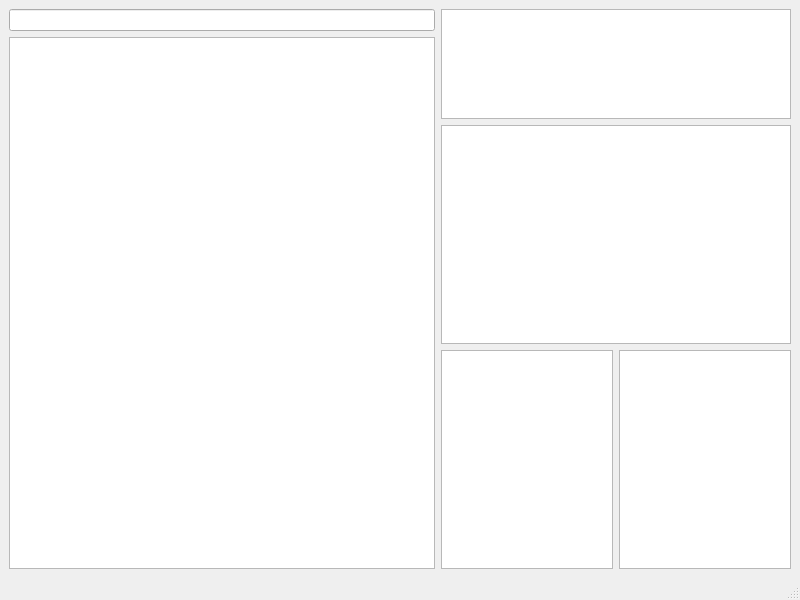
Old version of the form lexiconedit.ui in the repository adamb924/Gloss.
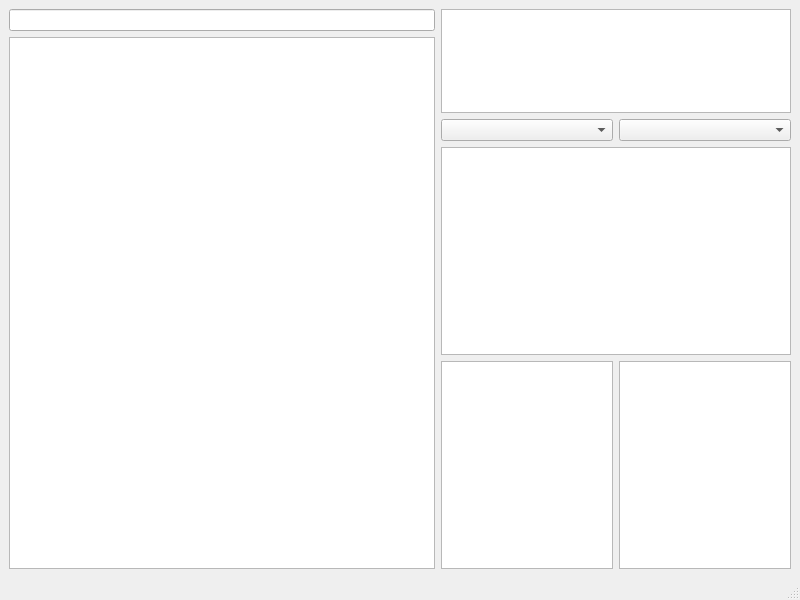
New version of the form. Custom widgets are drawn as their Qt base class.

Commit message: Removed an old hack in displaying morphological analyses in the lexicon edit.

Patch:
```diff
--- a/lexiconedit.ui
+++ b/lexiconedit.ui
@@ -49,7 +49,7 @@
      </layout>
     </item>
     <item>
-     <layout class="QVBoxLayout" name="verticalLayout_3" stretch="1,2,2">
+     <layout class="QVBoxLayout" name="verticalLayout_3" stretch="1,0,2,2">
       <item>
        <widget class="QTableView" name="allomorphTable">
         <property name="sizePolicy">
@@ -72,6 +72,24 @@
         </attribute>
        </widget>
       </item>
+      <item>
+       <layout class="QHBoxLayout" name="horizontalLayout_2">
+        <item>
+         <widget class="WritingSystemCombo" name="textWSCombo">
+          <property name="toolTip">
+           <string>Text Form Writing System</string>
+          </property>
+         </widget>
+        </item>
+        <item>
+         <widget class="WritingSystemCombo" name="glossWSCombo">
+          <property name="toolTip">
+           <string>Gloss Writing System</string>
+          </property>
+         </widget>
+        </item>
+       </layout>
+      </item>
       <item>
        <widget class="QTableView" name="analysisTable">
         <property name="sizePolicy">
@@ -169,6 +187,11 @@
    <extends>QListView</extends>
    <header>tagview.h</header>
   </customwidget>
+  <customwidget>
+   <class>WritingSystemCombo</class>
+   <extends>QComboBox</extends>
+   <header>writingsystemcombo.h</header>
+  </customwidget>
  </customwidgets>
  <resources/>
  <connections/>
```
The commit also changes 2 other files.
